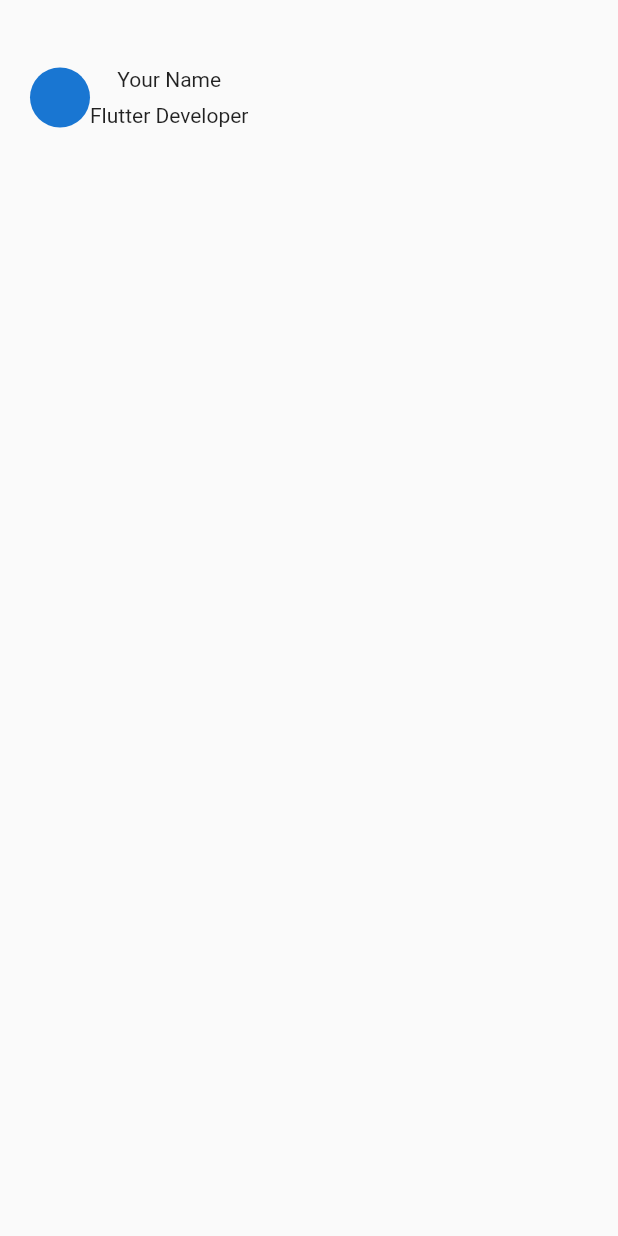
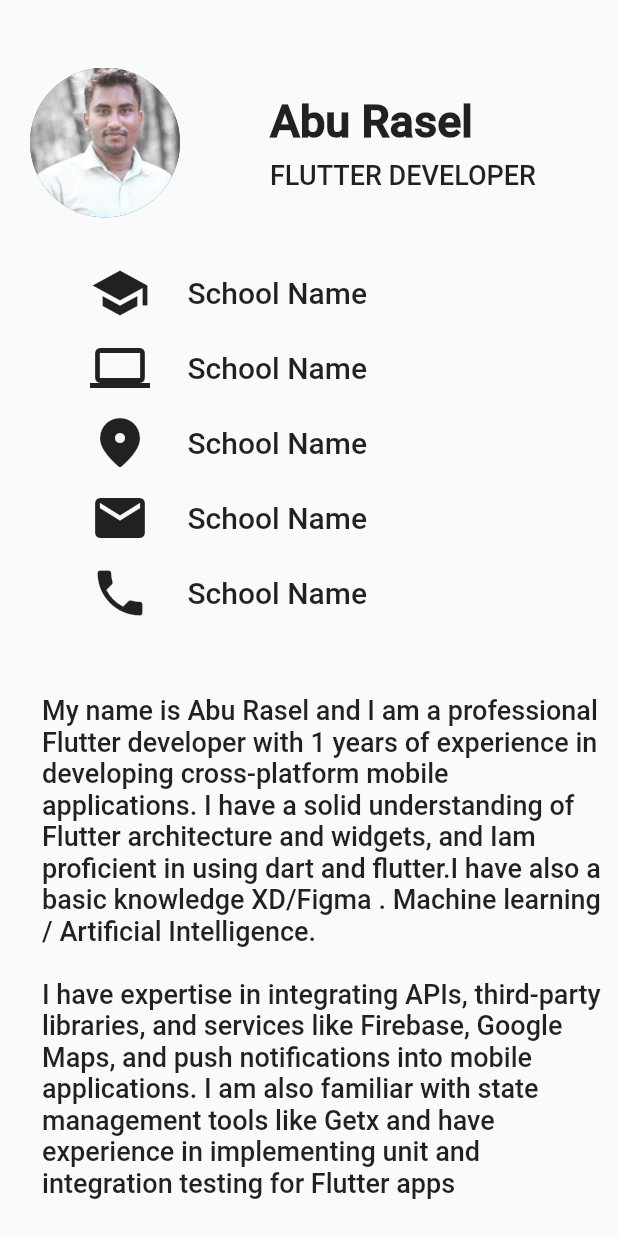
Before and after one commit to AbuRasel9/My-PortFolio-App, a Flutter app: the screen it shows after launch, on a phone screen of 412 x 824 dp. Run offline on Flutter 3.47's test engine with Material 2 defaults, Android fonts, the phone set to English and light mode, and no system bars.

Commit message:
profile ui header details done

```diff
--- a/lib/Screens/home_screen.dart
+++ b/lib/Screens/home_screen.dart
@@ -0,0 +1,171 @@
+import 'package:flutter/material.dart';
+class MyportFolioApp extends StatelessWidget {
+  const MyportFolioApp({super.key});
+
+  @override
+  Widget build(BuildContext context) {
+    return Scaffold(
+      body: SafeArea(
+        child: SafeArea(
+          child: Padding(
+            padding: const EdgeInsets.only(top: 45.0, left: 20),
+            child: SingleChildScrollView(
+              child: Column(
+                children: [
+                  Row(
+                    children: [
+                      CircleAvatar(
+                        radius: 50,
+                        backgroundImage: AssetImage("image/img5.jpeg"),
+                      ),
+                      SizedBox(
+                        width: 60,
+                      ),
+                      Column(
+                        crossAxisAlignment: CrossAxisAlignment.start,
+                        children: [
+                          Text(
+                            "Abu Rasel",
+                            style: TextStyle(
+                              fontFamily: "Roboto",
+                                fontWeight: FontWeight.bold, fontSize: 30),
+                          ),
+                          SizedBox(
+                            height: 8,
+                          ),
+                          Text(
+                            "FLUTTER DEVELOPER",
+                            style: TextStyle(
+                                fontWeight: FontWeight.w600, fontSize: 18),
+                          )
+                        ],
+                      )
+                    ],
+                  ),
+                  SizedBox(
+                    height: 30,
+                  ),
+                  Padding(
+                    padding: const EdgeInsets.only(left: 40.0),
+                    child: Column(
+                      children: [
+                        Row(
+                          children: [
+                            Icon(
+                              Icons.school,
+                              size: 40,
+                            ),
+                            SizedBox(
+                              width: 25,
+                            ),
+                            Text(
+                              "School Name",
+                              style: TextStyle(
+                                  fontWeight: FontWeight.w500, fontSize: 20),
+                            ),
+                          ],
+                        ),
+                        SizedBox(
+                          height: 10,
+                        ),
+                        Row(
+                          children: [
+                            Icon(
+                              Icons.computer,
+                              size: 40,
+                            ),
+                            SizedBox(
+                              width: 25,
+                            ),
+                            Text(
+                              "School Name",
+                              style: TextStyle(
+                                  fontWeight: FontWeight.w500, fontSize: 20),
+                            ),
+                          ],
+                        ),
+                        SizedBox(
+                          height: 10,
+                        ),
+                        Row(
+                          children: [
+                            Icon(
+                              Icons.location_on_rounded,
+                              size: 40,
+                            ),
+                            SizedBox(
+                              width: 25,
+                            ),
+                            Text(
+                              "School Name",
+                              style: TextStyle(
+                                  fontWeight: FontWeight.w500, fontSize: 20),
+                            ),
+                          ],
+                        ),
+                        SizedBox(
+                          height: 10,
+                        ),
+                        Row(
+                          children: [
+                            Icon(
+                              Icons.email,
+                              size: 40,
+                            ),
+                            SizedBox(
+                              width: 25,
+                            ),
+                            Text(
+                              "School Name",
+                              style: TextStyle(
+                                  fontWeight: FontWeight.w500, fontSize: 20),
+                            ),
+                          ],
+                        ),
+                        SizedBox(
+                          height: 10,
+                        ),
+                        Row(
+                          children: [
+                            Icon(
+                              Icons.phone,
+                              size: 40,
+                            ),
+                            SizedBox(
+                              width: 25,
+                            ),
+                            Text(
+                              "School Name",
+                              style: TextStyle(
+                                  fontWeight: FontWeight.w500, fontSize: 20),
+                            ),
+                          ],
+                        ),
+                      ],
+                    ),
+                  ),
+                  SizedBox(
+                    height: 40,
+                  ),
+                  Padding(
+                    padding: const EdgeInsets.all(8.0),
+                    child: Text(
+                      """My name is Abu Rasel and I am a professional Flutter developer with 1 years of experience in developing cross-platform mobile applications. I have a solid understanding of Flutter architecture and widgets, and Iam proficient in using dart and flutter.I have also a basic knowledge XD/Figma . Machine learning / Artificial Intelligence.
+
+I have expertise in integrating APIs, third-party libraries, and services like Firebase, Google Maps, and push notifications into mobile applications. I am also familiar with state management tools like Getx and have experience in implementing unit and integration testing for Flutter apps
+
+                    """,
+                      style: TextStyle(fontSize: 18),
+                    ),
+                  ),
+                  SizedBox(height: 50,),
+                  Text("Created By Abu Rasel",style: TextStyle(fontSize: 20,fontWeight: FontWeight.w700),)
+                ],
+              ),
+            ),
+          ),
+        ),
+      ),
+    );
+  }
+}
--- a/lib/main.dart
+++ b/lib/main.dart
@@ -1,46 +1,18 @@
 import 'package:flutter/material.dart';
-void main(){
+
+import 'Screens/home_screen.dart';
+
+void main() {
   runApp(MyApp());
 }
+
 class MyApp extends StatelessWidget {
   const MyApp({super.key});
 
   @override
   Widget build(BuildContext context) {
     return MaterialApp(
-      home:MyportFolioApp(),
+      home: MyportFolioApp(),
     );
   }
 }
-class MyportFolioApp extends StatelessWidget {
-  const MyportFolioApp({super.key});
-
-  @override
-  Widget build(BuildContext context) {
-    return Scaffold(
-      body: SafeArea(
-        child: SafeArea(
-          child: Padding(
-            padding: const EdgeInsets.only(top: 45.0,left: 20),
-            child: Column(
-              children: [
-                Row(
-                  children: [
-                    CircleAvatar(),
-                    Column(
-                      children: [
-                        Text("Your Name"),
-                        SizedBox(height: 8,),
-                        Text("Flutter Developer")
-                      ],
-                    )
-                  ],
-                )
-              ],
-            ),
-          ),
-        ),
-      ),
-    );
-  }
-}
```
Also changed, not shown: pubspec.yaml (+6 -6 lines), font/LICENSE.txt (added), font/Roboto-Black.ttf (added), font/Roboto-BlackItalic.ttf (added), font/Roboto-Bold.ttf (added), font/Roboto-BoldItalic.ttf (added), font/Roboto-Italic.ttf (added), font/Roboto-Light.ttf (added), font/Roboto-LightItalic.ttf (added), font/Roboto-Medium.ttf (added), font/Roboto-MediumItalic.ttf (added), font/Roboto-Regular.ttf (added), font/Roboto-Thin.ttf (added), font/Roboto-ThinItalic.ttf (added), 1 more files.
